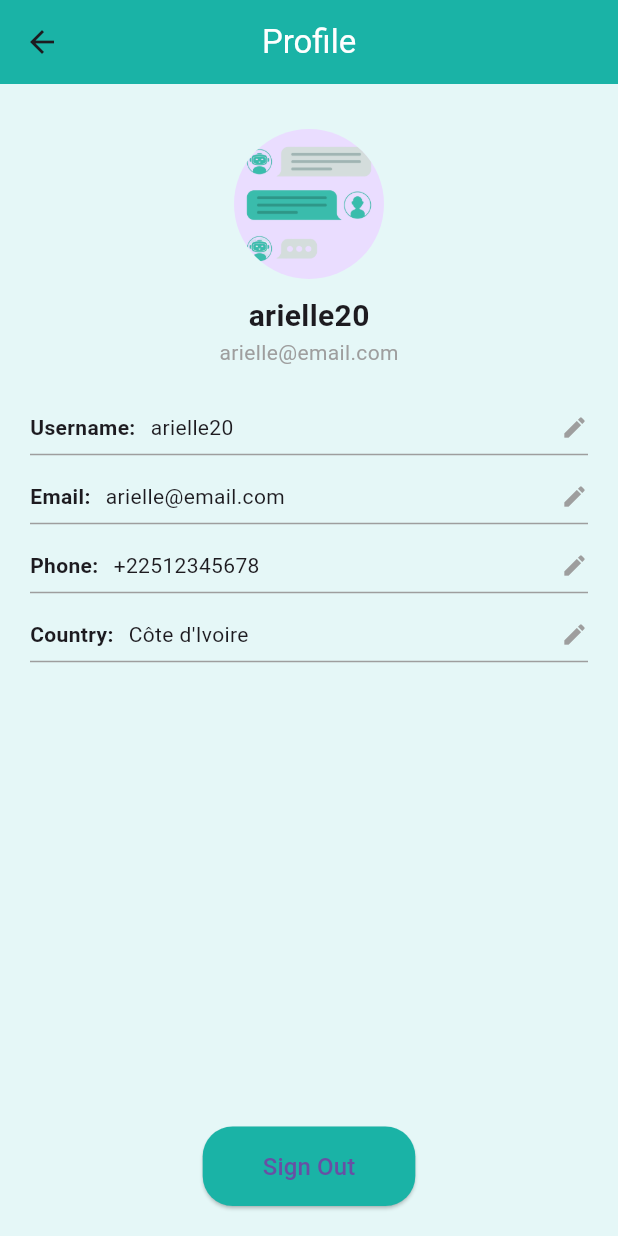
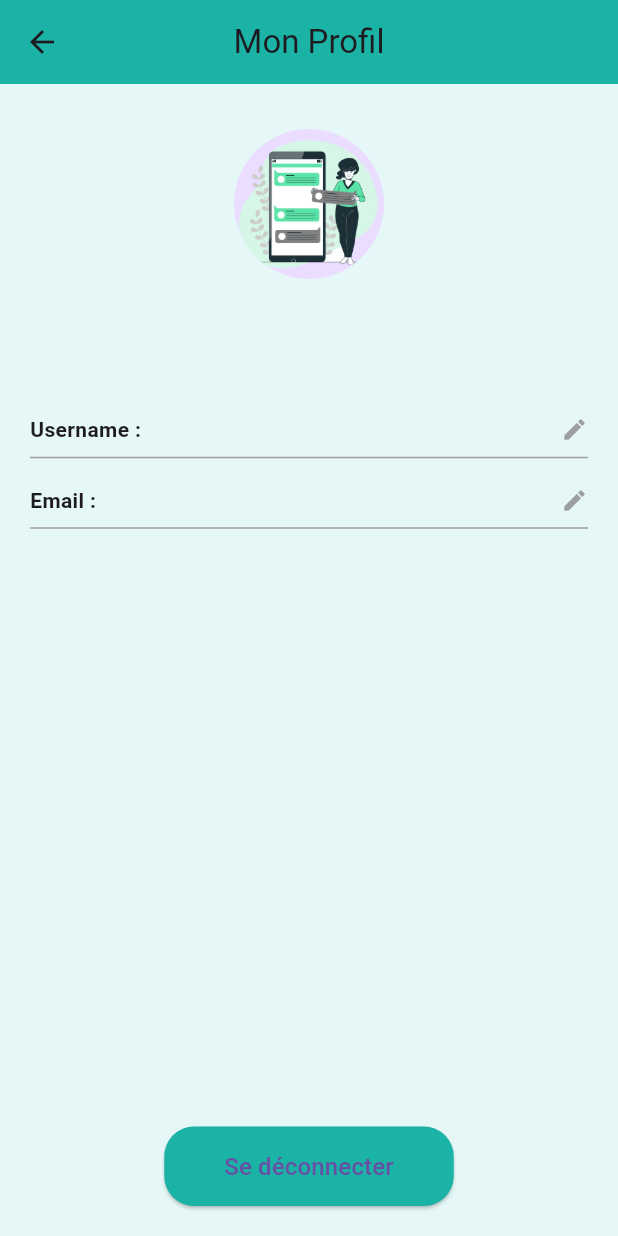
Before and after one commit to Bamba-Masso/flutter_app, a Flutter app: the screen it shows once a user with an empty profile is signed in, after a tap on the "person" icon, on a phone screen of 412 x 824 dp. Run offline on Flutter 3.47's test engine with Material 3 defaults, Android fonts, the phone set to English and light mode, and no system bars; our stand-ins replace cloud_firestore, firebase_auth, firebase_core, fluttertoast, google_sign_in; accounts and stored records are empty.

Commit message:
UPDATE: update le design and add profile_screen

```diff
--- a/flutter/lib/composants/dataMessage.dart
+++ b/flutter/lib/composants/dataMessage.dart
@@ -21,7 +21,7 @@ class _MessageState extends State<DataMessage> {
           margin: EdgeInsets.fromLTRB(15, 8, 15, 8),
           padding:EdgeInsets.all(8),
           decoration: BoxDecoration(
-            color: widget.currentUid == widget.rUid? Colors.green : Colors.grey,
+            color: widget.currentUid == widget.rUid? const Color.fromARGB(255, 66, 165, 135) : Colors.grey,
             borderRadius: BorderRadius.circular(12)
           ),
           child: Text(widget.message),
--- a/flutter/lib/composants/message.dart
+++ b/flutter/lib/composants/message.dart
@@ -16,7 +16,7 @@ class Message extends StatelessWidget {
         width: 60,
         decoration: BoxDecoration(
           shape: BoxShape.circle,
-          color: const Color.fromARGB(255, 9, 153, 105),
+          color: const Color.fromARGB(255, 11, 148, 114),
         ),
         child: Icon(Icons.person, color: Colors.white),
       ),
--- a/flutter/lib/screens/chat_screen.dart
+++ b/flutter/lib/screens/chat_screen.dart
@@ -70,7 +70,23 @@ class ChatScreenState extends State<ChatScreen> {
       ),
       backgroundColor: const Color(0xFFE0F2F1),
       body: pages[pageIndex],
-      bottomNavigationBar: NavigationBar(
+      bottomNavigationBar: NavigationBarTheme(
+        data: NavigationBarThemeData(
+          indicatorColor: const Color(0xFFE0F2F1),
+          iconTheme: MaterialStateProperty.resolveWith<IconThemeData>((states) {
+            if (states.contains(MaterialState.selected)) {
+              return const IconThemeData(color: Color.fromARGB(255, 40, 146, 141));
+            }
+            return const IconThemeData(color: Colors.grey);
+          }),
+          labelTextStyle: MaterialStateProperty.resolveWith<TextStyle>((states) {
+            if (states.contains(MaterialState.selected)) {
+              return const TextStyle(color: Color.fromARGB(255, 47, 131, 127));
+            }
+            return const TextStyle(color: Colors.grey);
+          }),
+        ),
+        child: NavigationBar(
           selectedIndex: pageIndex,
           onDestinationSelected: (int index) {
             setState(() {
@@ -85,6 +101,7 @@ class ChatScreenState extends State<ChatScreen> {
             ),
           ],
         ),
+      ),
     );
   }
 }
--- a/flutter/lib/screens/profile_screen.dart
+++ b/flutter/lib/screens/profile_screen.dart
@@ -1,36 +1,49 @@
 import 'package:flutter/material.dart';
-
-class UserProfile {
-  String username;
-  String email;
-  String phone;
-  String country;
-
-  UserProfile({
-    required this.username,
-    required this.email,
-    required this.phone,
-    required this.country,
-  });
-}
+import 'package:firebase_auth/firebase_auth.dart';
+import 'package:cloud_firestore/cloud_firestore.dart';
 
 class ProfileScreen extends StatefulWidget {
-  const ProfileScreen({Key? key}) : super(key: key);
+  const ProfileScreen({super.key});
 
   @override
   State<ProfileScreen> createState() => _ProfileScreenState();
 }
 
 class _ProfileScreenState extends State<ProfileScreen> {
-  UserProfile profile = UserProfile(
-    username: "arielle20",
-    email: "arielle@email.com",
-    phone: "+22512345678",
-    country: "Côte d'Ivoire",
-  );
+  final FirebaseAuth _auth = FirebaseAuth.instance;
+  final FirebaseFirestore _firestore = FirebaseFirestore.instance;
 
-  void _editField(String field, String currentValue) async {
-    TextEditingController controller = TextEditingController(text: currentValue);
+  bool _isLoading = true;
+  late User _user;
+  String username = '';
+  String email = '';
+
+  @override
+  void initState() {
+    super.initState();
+    _loadUserData();
+  }
+
+  Future<void> _loadUserData() async {
+    _user = _auth.currentUser!;
+    try {
+      final doc = await _firestore.collection('users').doc(_user.uid).get();
+      final data = doc.data();
+      setState(() {
+        username = data?['username'] ?? _user.displayName ?? 'Utilisateur';
+        email = data?['email'] ?? _user.email ?? '';
+        _isLoading = false;
+      });
+    } catch (e) {
+      print('Erreur lors du chargement : $e');
+      setState(() {
+        _isLoading = false;
+      });
+    }
+  }
+
+  Future<void> _editField(String fieldName, String currentValue) async {
+    final controller = TextEditingController(text: currentValue);
 
     await showModalBottomSheet(
       context: context,
@@ -45,37 +58,32 @@ class _ProfileScreenState extends State<ProfileScreen> {
           child: Column(
             mainAxisSize: MainAxisSize.min,
             children: [
-              Text("Edit $field", style: const TextStyle(fontSize: 18, fontWeight: FontWeight.bold)),
+              Text("Modifier $fieldName", style: const TextStyle(fontSize: 18, fontWeight: FontWeight.bold)),
               const SizedBox(height: 10),
               TextField(
                 controller: controller,
-                decoration: InputDecoration(
-                  labelText: field,
-                  border: const OutlineInputBorder(),
-                ),
+                decoration: InputDecoration(labelText: fieldName),
               ),
               const SizedBox(height: 15),
               ElevatedButton(
-                onPressed: () {
-                  setState(() {
-                    switch (field) {
-                      case "Username":
-                        profile.username = controller.text;
-                        break;
-                      case "Email":
-                        profile.email = controller.text;
-                        break;
-                      case "Phone":
-                        profile.phone = controller.text;
-                        break;
-                      case "Country":
-                        profile.country = controller.text;
-                        break;
+                onPressed: () async {
+                  final newValue = controller.text.trim();
+                  if (newValue.isNotEmpty) {
+                    setState(() => _isLoading = true);
+                    if (fieldName == "Username") {
+                      await _user.updateDisplayName(newValue);
+                      await _firestore.collection('users').doc(_user.uid).update({'username': newValue});
+                      username = newValue;
+                    } else if (fieldName == "Email") {
+                      await _user.updateEmail(newValue);
+                      await _firestore.collection('users').doc(_user.uid).update({'email': newValue});
+                      email = newValue;
                     }
-                  });
+                  }
                   Navigator.pop(context);
+                  setState(() => _isLoading = false);
                 },
-                child: const Text("Save"),
+                child: const Text("Enregistrer"),
               )
             ],
           ),
@@ -86,38 +94,36 @@ class _ProfileScreenState extends State<ProfileScreen> {
 
   @override
   Widget build(BuildContext context) {
+    if (_isLoading) {
+      return const Scaffold(
+        body: Center(child: CircularProgressIndicator()),
+      );
+    }
+
     return Scaffold(
-      backgroundColor: const Color(0xFFE5F7F7),
       appBar: AppBar(
+        title: const Text("Mon Profil"),
         backgroundColor: const Color(0xFF1AB3A6),
-        title: const Text("Profile", style: TextStyle(color: Colors.white)),
         centerTitle: true,
       ),
+      backgroundColor: const Color(0xFFE5F7F7),
       body: Column(
         children: [
           const SizedBox(height: 30),
           const CircleAvatar(
             radius: 50,
-            backgroundImage: AssetImage('assets/images/img3.png'),
+            backgroundImage: AssetImage('assets/images/img2.png'),
           ),
           const SizedBox(height: 10),
-          Text(
-            profile.username,
-            style: const TextStyle(fontSize: 20, fontWeight: FontWeight.bold),
-          ),
-          Text(
-            profile.email,
-            style: const TextStyle(color: Colors.grey),
-          ),
+          Text(username, style: const TextStyle(fontSize: 20, fontWeight: FontWeight.bold)),
+          Text(email, style: const TextStyle(color: Colors.grey)),
           const SizedBox(height: 30),
           Padding(
             padding: const EdgeInsets.symmetric(horizontal: 20),
             child: Column(
               children: [
-                ProfileItem(label: "Username", value: profile.username, onTap: () => _editField("Username", profile.username)),
-                ProfileItem(label: "Email", value: profile.email, onTap: () => _editField("Email", profile.email)),
-                ProfileItem(label: "Phone", value: profile.phone, onTap: () => _editField("Phone", profile.phone)),
-                ProfileItem(label: "Country", value: profile.country, onTap: () => _editField("Country", profile.country)),
+                _ProfileItem(label: "Username", value: username, onTap: () => _editField("Username", username)),
+                _ProfileItem(label: "Email", value: email, onTap: () => _editField("Email", email)),
               ],
             ),
           ),
@@ -125,15 +131,16 @@ class _ProfileScreenState extends State<ProfileScreen> {
           Padding(
             padding: const EdgeInsets.all(20),
             child: ElevatedButton(
-              onPressed: () {
-
+              onPressed: () async {
+                await _auth.signOut();
+                Navigator.of(context).pop();
               },
               style: ElevatedButton.styleFrom(
                 backgroundColor: const Color(0xFF1AB3A6),
                 shape: RoundedRectangleBorder(borderRadius: BorderRadius.circular(20)),
                 padding: const EdgeInsets.symmetric(horizontal: 40, vertical: 15),
               ),
-              child: const Text("Sign Out", style: TextStyle(fontSize: 16)),
+              child: const Text("Se déconnecter", style: TextStyle(fontSize: 16)),
             ),
           ),
         ],
@@ -142,17 +149,16 @@ class _ProfileScreenState extends State<ProfileScreen> {
   }
 }
 
-class ProfileItem extends StatelessWidget {
+class _ProfileItem extends StatelessWidget {
   final String label;
   final String value;
   final VoidCallback onTap;
 
-  const ProfileItem({
+  const _ProfileItem({
     required this.label,
     required this.value,
     required this.onTap,
-    Key? key,
-  }) : super(key: key);
+  });
 
   @override
   Widget build(BuildContext context) {
@@ -162,7 +168,7 @@ class ProfileItem extends StatelessWidget {
         children: [
           Row(
             children: [
-              Text("$label:", style: const TextStyle(fontWeight: FontWeight.bold)),
+              Text("$label :", style: const TextStyle(fontWeight: FontWeight.bold)),
               const SizedBox(width: 10),
               Expanded(child: Text(value)),
               const Icon(Icons.edit, size: 18, color: Colors.grey),
```
Also changed, not shown: flutter/lib/screens/discussion.dart (+4 -4 lines). Lines whose indentation alone changed are shown as unchanged.
